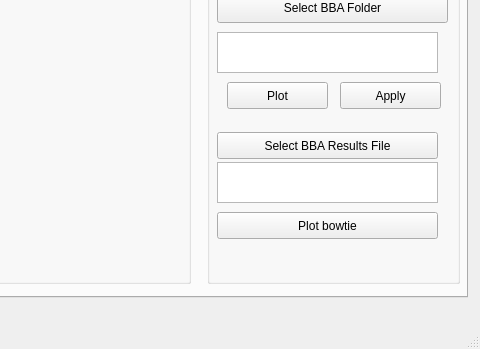
First picture: the form in src/dls_bba/fbba_gui.ui, repository DiamondLightSource/dls-bba, before the edit; both pictures show x 363 to 843 and y 423 to 772 of the 843 by 772 pixel window.
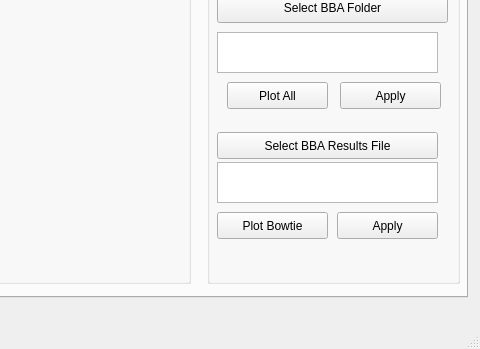
Second picture: the form after the edit.

```diff
--- a/src/dls_bba/fbba_gui.ui
+++ b/src/dls_bba/fbba_gui.ui
@@ -682,7 +682,7 @@
              </rect>
             </property>
             <property name="text">
-             <string>Plot</string>
+             <string>Plot All</string>
             </property>
            </widget>
            <widget class="QTextEdit" name="display_bba_folder">
@@ -723,12 +723,25 @@
              <rect>
               <x>10</x>
               <y>250</y>
-              <width>221</width>
+              <width>111</width>
               <height>27</height>
              </rect>
             </property>
             <property name="text">
-             <string>Plot bowtie</string>
+             <string>Plot Bowtie</string>
+            </property>
+           </widget>
+           <widget class="QPushButton" name="apply_single_bba">
+            <property name="geometry">
+             <rect>
+              <x>130</x>
+              <y>250</y>
+              <width>101</width>
+              <height>27</height>
+             </rect>
+            </property>
+            <property name="text">
+             <string>Apply</string>
             </property>
            </widget>
           </widget>
```
